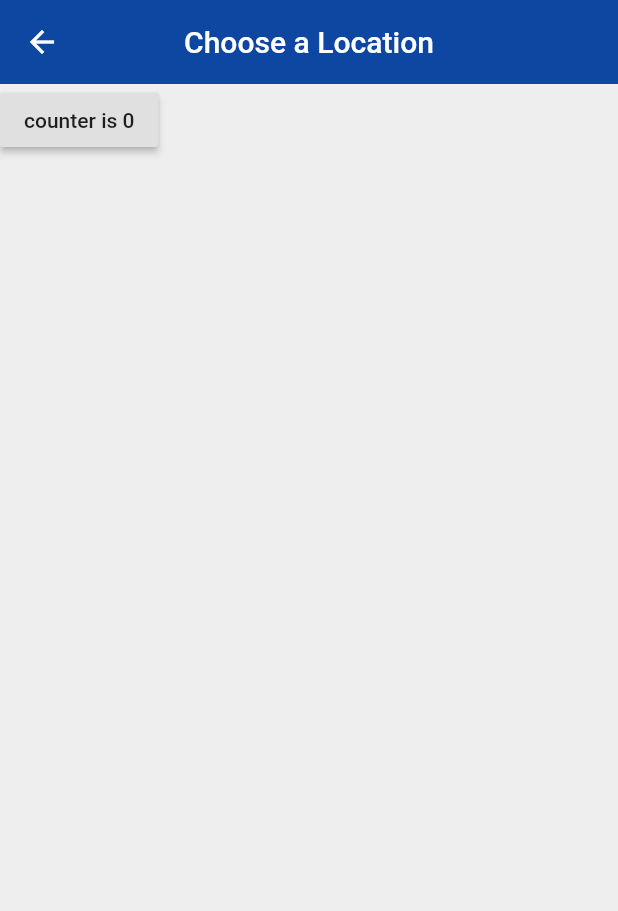
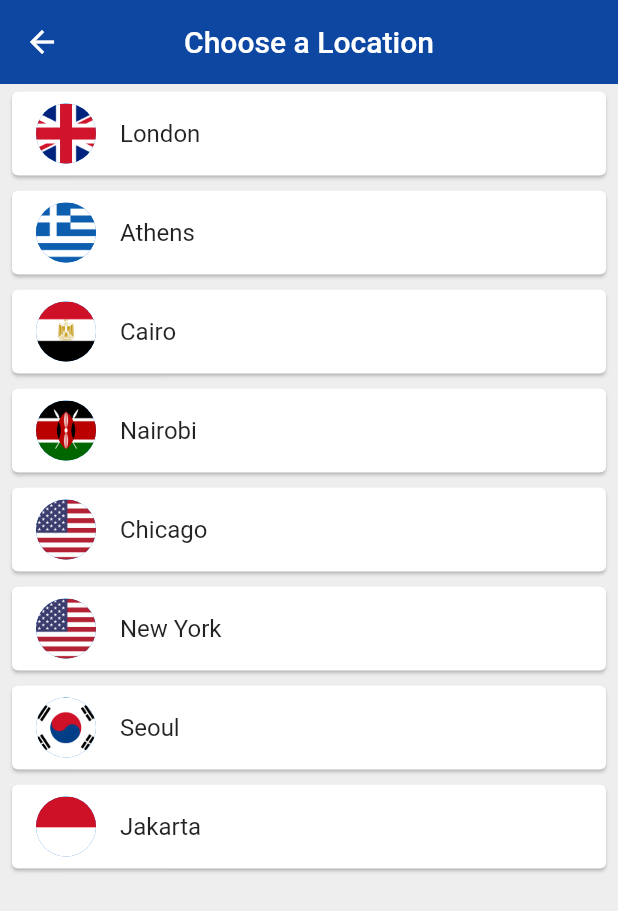
Before and after one commit to hidechy/flutter-worldtime, a Flutter app: the ChooseLocation screen opened by its route, on a phone screen of 412 x 824 dp. Shown: the top 911 px of the screen. Run offline on Flutter 3.47's test engine with Material 2 defaults, Android fonts, the phone set to English and light mode, and no system bars; our stand-ins replace flutter_spinkit; network calls fail.

Commit message:
flutter ninja 34 finish

```diff
--- a/lib/pages/choose_location.dart
+++ b/lib/pages/choose_location.dart
@@ -1,4 +1,5 @@
 import 'package:flutter/material.dart';
+import '../services/world_time.dart';
 
 class ChooseLocation extends StatefulWidget {
   @override
@@ -6,12 +7,16 @@ class ChooseLocation extends StatefulWidget {
 }
 
 class _ChooseLocationState extends State<ChooseLocation> {
-  int counter = 0;
-
-  @override
-  void initState() {
-    super.initState();
-  }
+  List<WorldTime> locations = [
+    WorldTime(url: 'Europe/London', location: 'London', flag: 'uk.png'),
+    WorldTime(url: 'Europe/Berlin', location: 'Athens', flag: 'greece.png'),
+    WorldTime(url: 'Africa/Cairo', location: 'Cairo', flag: 'egypt.png'),
+    WorldTime(url: 'Africa/Nairobi', location: 'Nairobi', flag: 'kenya.png'),
+    WorldTime(url: 'America/Chicago', location: 'Chicago', flag: 'usa.png'),
+    WorldTime(url: 'America/New_York', location: 'New York', flag: 'usa.png'),
+    WorldTime(url: 'Asia/Seoul', location: 'Seoul', flag: 'south_korea.png'),
+    WorldTime(url: 'Asia/Jakarta', location: 'Jakarta', flag: 'indonesia.png'),
+  ];
 
   @override
   Widget build(BuildContext context) {
@@ -23,14 +28,24 @@ class _ChooseLocationState extends State<ChooseLocation> {
         centerTitle: true,
         elevation: 0,
       ),
-      body: RaisedButton(
-        onPressed: () {
-          setState(() {
-            counter += 1;
-          });
-        },
-        child: Text('counter is $counter'),
-      ),
+      body: ListView.builder(
+          itemCount: locations.length,
+          itemBuilder: (context, index) {
+            return Padding(
+              padding:
+                  const EdgeInsets.symmetric(vertical: 1.0, horizontal: 4.0),
+              child: Card(
+                child: ListTile(
+                  onTap: () {},
+                  title: Text(locations[index].location),
+                  leading: CircleAvatar(
+                    backgroundImage:
+                        AssetImage('assets/${locations[index].flag}'),
+                  ),
+                ),
+              ),
+            );
+          }),
     );
   }
 }
```
